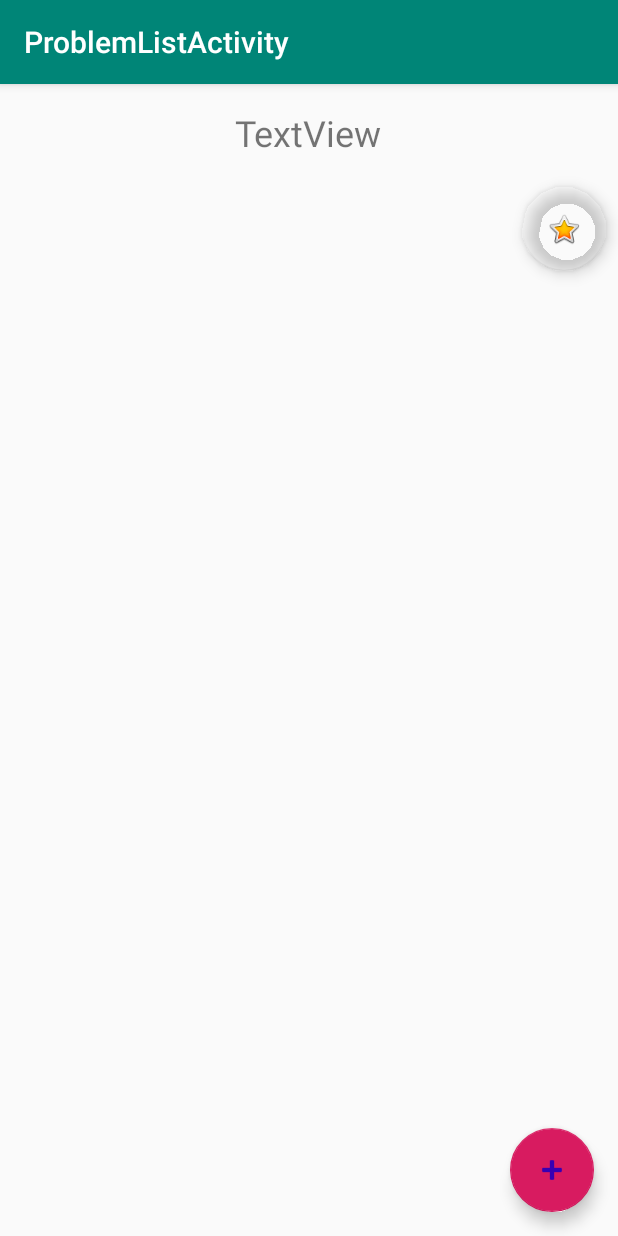
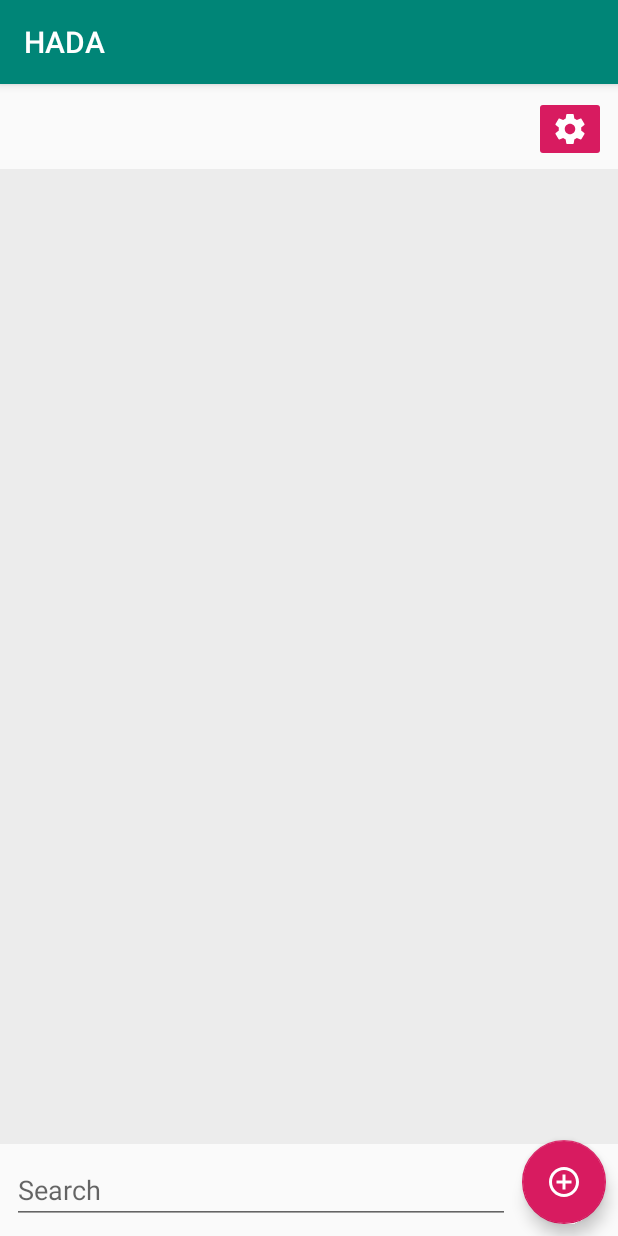
Before and after one commit to CMPUT301F18T19/HADA, an Android app: the ProblemListActivity screen opened directly, with no data from a screen before it, on a phone screen of 412 x 824 dp. Run offline under Robolectric (Android 15) with nearby library versions, the phone set to English and light mode, and no system bars; 1 statement that could not run was skipped.

Commit message:
Swapped out ProblemListAcitivty Layout
You can now login and create patients.

```diff
--- a/app/src/main/java/ca/ualberta/cs/cmput301f18t19/hada/hada/model/ElasticSearchUserController.java
+++ b/app/src/main/java/ca/ualberta/cs/cmput301f18t19/hada/hada/model/ElasticSearchUserController.java
@@ -34,7 +34,7 @@ public class ElasticSearchUserController {
 
     public static class GetPatientTask extends AsyncTask<String, Void, Patient> {
         @Override
-        protected Patient doInBackground(String... params) {
+        protected Patient doInBackground(String... params){
             setClient();
 
             String query = "{\"query\": {\"match\": {\"userID\": \"" + params[0] + "\"}}}";
@@ -66,7 +66,10 @@ public class ElasticSearchUserController {
             for(Patient i: matchingPatients){
                 Log.d("Results", i.getUserID());
             }
-            return matchingPatients.get(0);
+            if(matchingPatients.size() == 0){
+                return null;
+            }
+            else{return matchingPatients.get(0);}
         }
     }
 
--- a/app/src/main/java/ca/ualberta/cs/cmput301f18t19/hada/hada/ui/MainActivity.java
+++ b/app/src/main/java/ca/ualberta/cs/cmput301f18t19/hada/hada/ui/MainActivity.java
@@ -17,9 +17,11 @@ import android.content.Intent;
 import android.support.v7.app.AppCompatActivity;
 import android.os.Bundle;
 import android.text.Editable;
+import android.util.Log;
 import android.view.View;
 import android.widget.Button;
 import android.widget.EditText;
+import android.widget.Toast;
 
 import com.google.gson.Gson;
 import com.google.gson.reflect.TypeToken;
@@ -29,9 +31,11 @@ import java.io.FileInputStream;
 import java.io.InputStreamReader;
 import java.lang.reflect.Type;
 import java.util.ArrayList;
+import java.util.concurrent.ExecutionException;
 
 import ca.ualberta.cs.cmput301f18t19.hada.hada.R;
 import ca.ualberta.cs.cmput301f18t19.hada.hada.model.CareProvider;
+import ca.ualberta.cs.cmput301f18t19.hada.hada.model.ElasticSearchUserController;
 import ca.ualberta.cs.cmput301f18t19.hada.hada.model.ListManagerPatient;
 import ca.ualberta.cs.cmput301f18t19.hada.hada.model.Patient;
 
@@ -61,9 +65,25 @@ public class MainActivity extends AppCompatActivity {
             public void onClick(View v) {
 
                 String username = usernameInfo.getText().toString();
-                /**
-                 * Pull patient from username patient ArrayList
-                 */
+                ElasticSearchUserController.GetPatientTask patientTask = new ElasticSearchUserController.GetPatientTask();
+                patientTask.execute(username);
+
+                try {
+                    Patient patient = patientTask.get();
+                    if(patient != null){
+                        Log.d("Username logged in", patient.getUserID());
+                        Intent intent = new Intent(MainActivity.this, ProblemListActivity.class);
+                        intent.putExtra("User that is logged in", patient.getUserID());
+                        startActivity(intent);
+                    }
+                    else{Toast.makeText(MainActivity.this, "Username does not exist. Create a new user instead!?", Toast.LENGTH_SHORT).show();}
+                } catch (InterruptedException e) {
+                    e.printStackTrace();
+                } catch (ExecutionException e) {
+                    e.printStackTrace();
+                }
+
+
             }
         });
 
--- a/app/src/main/java/ca/ualberta/cs/cmput301f18t19/hada/hada/ui/ProblemListActivity.java
+++ b/app/src/main/java/ca/ualberta/cs/cmput301f18t19/hada/hada/ui/ProblemListActivity.java
@@ -1,11 +1,9 @@
 package ca.ualberta.cs.cmput301f18t19.hada.hada.ui;
 
+import android.content.Intent;
+import android.support.v7.app.AppCompatActivity;
 import android.os.Bundle;
-import android.support.design.widget.FloatingActionButton;
-import android.support.design.widget.Snackbar;
-import android.support.v7.app.AppCompatActivity;
-import android.support.v7.widget.Toolbar;
-import android.view.View;
+import android.widget.TextView;
 
 import ca.ualberta.cs.cmput301f18t19.hada.hada.R;
 
@@ -14,20 +12,13 @@ public class ProblemListActivity extends AppCompatActivity {
     @Override
     protected void onCreate(Bundle savedInstanceState) {
         super.onCreate(savedInstanceState);
-        this.requestWindowFeature(getWindow().FEATURE_NO_TITLE);
         setContentView(R.layout.activity_problem_list);
-        Toolbar toolbar = (Toolbar) findViewById(R.id.toolbar);
-        setSupportActionBar(toolbar);
 
+        Intent intent = getIntent();
+        String loggedInUser = (String) intent.getExtras().get("User that is logged in");
 
-        FloatingActionButton fab = (FloatingActionButton) findViewById(R.id.fab);
-        fab.setOnClickListener(new View.OnClickListener() {
-            @Override
-            public void onClick(View view) {
-                Snackbar.make(view, "Replace with your own action", Snackbar.LENGTH_LONG)
-                        .setAction("Action", null).show();
-            }
-        });
+        TextView username = findViewById(R.id.problemListUsername);
+        username.setText(loggedInUser);
+
     }
-
 }
--- a/app/src/main/res/layout/activity_problem_list.xml
+++ b/app/src/main/res/layout/activity_problem_list.xml
@@ -1,36 +1,80 @@
 <?xml version="1.0" encoding="utf-8"?>
-<android.support.design.widget.CoordinatorLayout xmlns:android="http://schemas.android.com/apk/res/android"
+<android.support.constraint.ConstraintLayout xmlns:android="http://schemas.android.com/apk/res/android"
     xmlns:app="http://schemas.android.com/apk/res-auto"
     xmlns:tools="http://schemas.android.com/tools"
     android:layout_width="match_parent"
     android:layout_height="match_parent"
-    tools:context=".ui.ProblemListActivity">
+    tools:context=".ui.ProblemListActivity"
+    android:focusable="true"
+    android:focusableInTouchMode="true">
 
-    <android.support.design.widget.AppBarLayout
-        android:layout_width="match_parent"
+    <TextView
+        android:id="@+id/problemListUsername"
+        android:layout_width="wrap_content"
         android:layout_height="wrap_content"
-        android:theme="@style/AppTheme.AppBarOverlay">
+        android:layout_marginStart="8dp"
+        android:layout_marginTop="8dp"
+        android:layout_marginEnd="8dp"
+        android:text="@string/problem_list_username"
+        android:textColor="@color/colorPrimary"
+        android:textSize="30sp"
+        app:layout_constraintEnd_toStartOf="@+id/problemListSettingsButton"
+        app:layout_constraintStart_toStartOf="parent"
+        app:layout_constraintTop_toTopOf="parent" />
 
-        <android.support.v7.widget.Toolbar
-            android:id="@+id/toolbar"
-            android:layout_width="match_parent"
-            android:layout_height="?attr/actionBarSize"
-            android:background="?attr/colorPrimary"
-            app:popupTheme="@style/AppTheme.PopupOverlay" />
+    <ImageButton
+        android:id="@+id/problemListSettingsButton"
+        android:layout_width="wrap_content"
+        android:layout_height="wrap_content"
+        android:layout_marginTop="8dp"
+        android:layout_marginEnd="8dp"
+        android:backgroundTint="@color/colorAccent"
+        android:contentDescription="@string/problem_list_setting_button_cd"
+        app:layout_constraintEnd_toEndOf="parent"
+        app:layout_constraintTop_toTopOf="parent"
+        app:srcCompat="@drawable/ic_settings_black_24dp" />
 
-    </android.support.design.widget.AppBarLayout>
-
-    <include layout="@layout/content_problem_list" />
+    <ListView
+        android:id="@+id/problemListListView"
+        android:layout_width="wrap_content"
+        android:layout_height="0dp"
+        android:layout_marginStart="8dp"
+        android:layout_marginTop="8dp"
+        android:layout_marginEnd="8dp"
+        android:layout_marginBottom="8dp"
+        android:background="@color/colorListBackground"
+        app:layout_constraintBottom_toTopOf="@+id/problemListSearchInput"
+        app:layout_constraintEnd_toEndOf="parent"
+        app:layout_constraintStart_toStartOf="parent"
+        app:layout_constraintTop_toBottomOf="@+id/problemListUsername" />
 
     <android.support.design.widget.FloatingActionButton
-        android:id="@+id/fab"
+        android:id="@+id/problemListFloatingButton"
         android:layout_width="wrap_content"
         android:layout_height="wrap_content"
-        android:layout_gravity="bottom|end"
-        android:layout_margin="@dimen/fab_margin"
-        android:tint="@color/design_default_color_primary_dark"
-        app:backgroundTint="@color/colorAccent"
-        app:rippleColor="@color/colorAccent"
-        app:srcCompat="@android:drawable/ic_input_add" />
+        android:layout_marginTop="8dp"
+        android:layout_marginEnd="8dp"
+        android:layout_marginBottom="8dp"
+        android:clickable="true"
+        app:layout_constraintBottom_toBottomOf="parent"
+        app:layout_constraintEnd_toEndOf="parent"
+        app:layout_constraintTop_toTopOf="@+id/problemListSearchInput"
+        app:layout_constraintVertical_bias="1.0"
+        app:srcCompat="@drawable/ic_add_circle_outline_white_24dp" />
 
-</android.support.design.widget.CoordinatorLayout>
+    <EditText
+        android:id="@+id/problemListSearchInput"
+        android:layout_width="0dp"
+        android:layout_height="wrap_content"
+        android:layout_marginStart="8dp"
+        android:layout_marginEnd="8dp"
+        android:layout_marginBottom="8dp"
+        android:autofillHints=""
+        android:ems="10"
+        android:hint="@string/SearchBoxHint"
+        android:inputType="text"
+        android:selectAllOnFocus="false"
+        app:layout_constraintBottom_toBottomOf="parent"
+        app:layout_constraintEnd_toStartOf="@+id/problemListFloatingButton"
+        app:layout_constraintStart_toStartOf="parent" />
+</android.support.constraint.ConstraintLayout>
--- a/app/src/main/res/layout/content_problem_list.xml
+++ /dev/null
@@ -1,55 +0,0 @@
-<?xml version="1.0" encoding="utf-8"?>
-<android.support.constraint.ConstraintLayout xmlns:android="http://schemas.android.com/apk/res/android"
-    xmlns:app="http://schemas.android.com/apk/res-auto"
-    xmlns:tools="http://schemas.android.com/tools"
-    android:layout_width="match_parent"
-    android:layout_height="match_parent"
-    app:layout_behavior="@string/appbar_scrolling_view_behavior"
-    tools:context=".ui.ProblemListActivity"
-    tools:showIn="@layout/activity_problem_list">
-
-    <android.support.v7.widget.RecyclerView
-        android:id="@+id/Problem_List"
-        android:layout_width="395dp"
-        android:layout_height="423dp"
-        android:layout_marginStart="16dp"
-        android:layout_marginTop="8dp"
-        android:layout_marginEnd="16dp"
-        android:layout_marginBottom="16dp"
-        android:scrollbars="vertical"
-        app:layout_constraintBottom_toBottomOf="parent"
-        app:layout_constraintEnd_toEndOf="parent"
-        app:layout_constraintStart_toStartOf="parent"
-        app:layout_constraintTop_toBottomOf="@+id/paitentView" />
-
-    <TextView
-        android:id="@+id/paitentView"
-        android:layout_width="wrap_content"
-        android:layout_height="wrap_content"
-        android:layout_marginStart="16dp"
-        android:layout_marginTop="16dp"
-        android:layout_marginEnd="16dp"
-        android:text="TextView"
-        android:textSize="24sp"
-        app:layout_constraintEnd_toEndOf="parent"
-        app:layout_constraintHorizontal_bias="0.498"
-        app:layout_constraintStart_toStartOf="parent"
-        app:layout_constraintTop_toTopOf="parent" />
-
-    <android.support.design.widget.FloatingActionButton
-        android:id="@+id/floatingSettings"
-        android:layout_width="wrap_content"
-        android:layout_height="wrap_content"
-        android:layout_marginTop="8dp"
-        android:layout_marginEnd="8dp"
-        android:layout_marginBottom="8dp"
-        android:clickable="true"
-        android:tint="@android:color/transparent"
-        app:backgroundTint="@android:color/transparent"
-        app:layout_constraintBottom_toTopOf="@+id/Problem_List"
-        app:layout_constraintEnd_toEndOf="parent"
-        app:layout_constraintTop_toTopOf="parent"
-        app:srcCompat="@android:drawable/btn_star_big_on"
-        tools:srcCompat="@drawable/ic_settings_black_24dp" />
-
-</android.support.constraint.ConstraintLayout>
--- a/app/src/main/res/values/strings.xml
+++ b/app/src/main/res/values/strings.xml
@@ -40,4 +40,6 @@
     <string name="email">Email</string>
     <string name="contact_number">Contact Number</string>
     <string name="body_image_upload">Upload body reference image</string>
+    <string name="problem_list_username">PATIENT USERNAME</string>
+    <string name="problem_list_setting_button_cd">A button for editing the settings of the user.</string>
 </resources>
```
Also changed, not shown: app/src/main/AndroidManifest.xml (+5 -6 lines).
